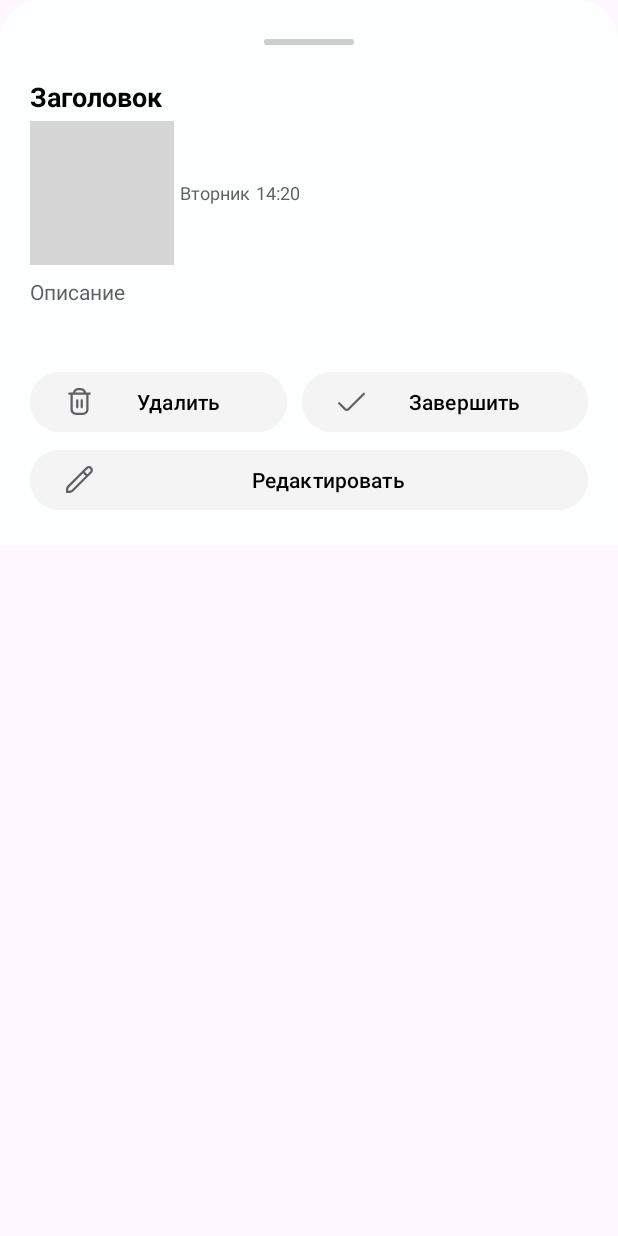
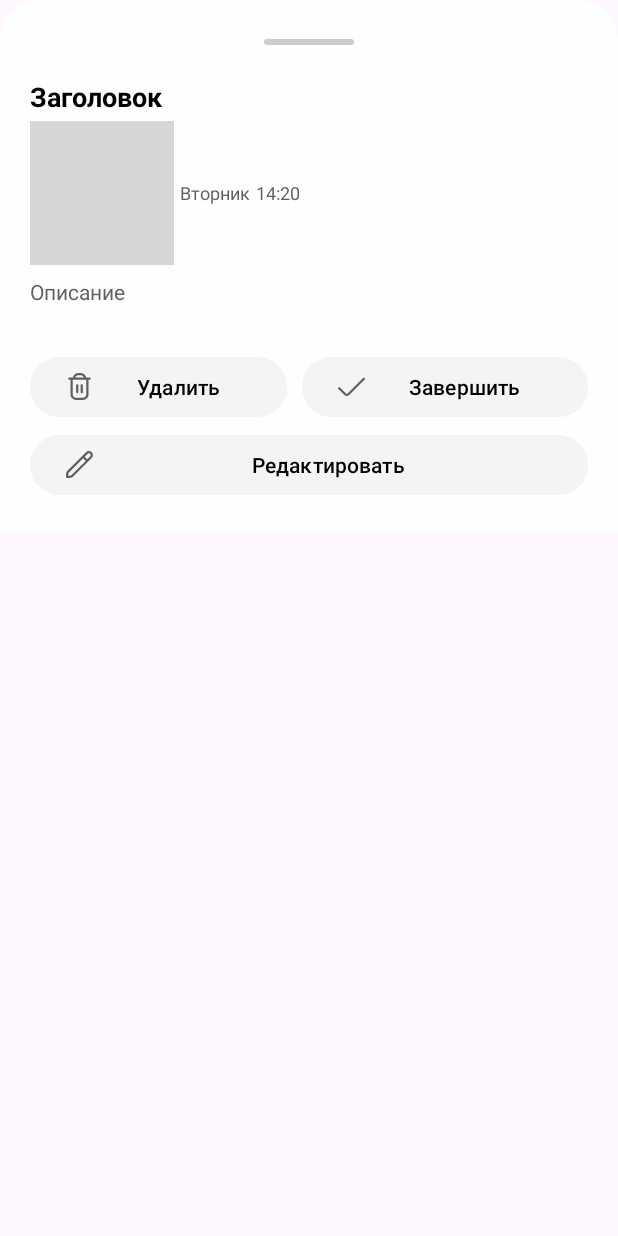
Before and after one commit to HutsonR/DiaryPlannerCourse, an Android app: the layout fragment_schedule_item_bottom_sheet.xml on its own in the app's theme, with its tools: preview values and no code run, on a phone screen of 412 x 824 dp. Run offline under Robolectric (Android 15) with nearby library versions, the phone set to English and light mode, and no system bars; grey boxes are pictures that could not be loaded.

Commit message:
- make description not important field - change design bottomSheet

```diff
--- a/app/src/main/java/com/example/diarycourse/domain/domain_impl/UseCaseImpl.kt
+++ b/app/src/main/java/com/example/diarycourse/domain/domain_impl/UseCaseImpl.kt
@@ -11,7 +11,7 @@ class UseCaseImpl @Inject constructor (
     private val repository: Repository
 ): UseCase {
     override suspend fun insert(item: ScheduleItem): Resource {
-        return if (item.text.isEmpty() || item.description.isEmpty() || item.startTime.isEmpty())
+        return if (item.text.isEmpty() || item.date.isEmpty() || item.startTime.isEmpty())
             Resource.Empty.Failed
         else {
             repository.insert(item)
--- a/app/src/main/java/com/example/diarycourse/features/dialogs/AddDialogFragment.kt
+++ b/app/src/main/java/com/example/diarycourse/features/dialogs/AddDialogFragment.kt
@@ -87,11 +87,10 @@ class AddDialogFragment(private val layoutResourceId: Int) : DialogFragment() {
 
     private fun updateSaveButtonState() {
         val isTitleFilled = title.isNotEmpty()
-        val isTextFilled = text.isNotEmpty()
         val isDateFilled = date.isNotEmpty()
         val isTimeStartFilled = timeStart.isNotEmpty()
 
-        val isEnabled = isTitleFilled && isTextFilled && isDateFilled && isTimeStartFilled
+        val isEnabled = isTitleFilled && isDateFilled && isTimeStartFilled
 
         saveButton.isEnabled = isEnabled
         saveButton.alpha = if (isEnabled) 1.0f else 0.5f
--- a/app/src/main/res/layout/fragment_schedule_item_bottom_sheet.xml
+++ b/app/src/main/res/layout/fragment_schedule_item_bottom_sheet.xml
@@ -74,7 +74,7 @@
         android:layout_width="match_parent"
         android:layout_height="match_parent"
         android:orientation="vertical"
-        android:layout_marginTop="40dp">
+        android:layout_marginTop="30dp">
         <LinearLayout
             android:layout_width="match_parent"
             android:layout_height="wrap_content"
```
